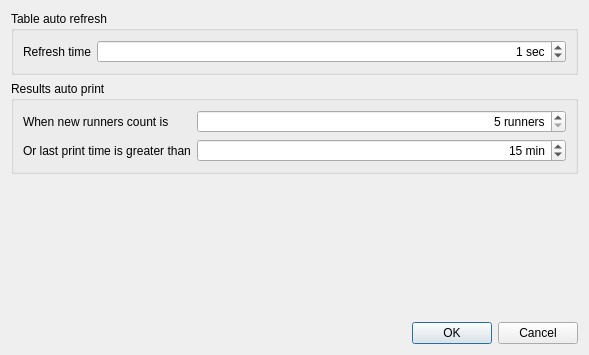
Above: quickevent/app/plugins/qml/Runs/src/eventstatisticsoptions.ui from Quick-Event/quickbox before the change. Below: the same form after it.
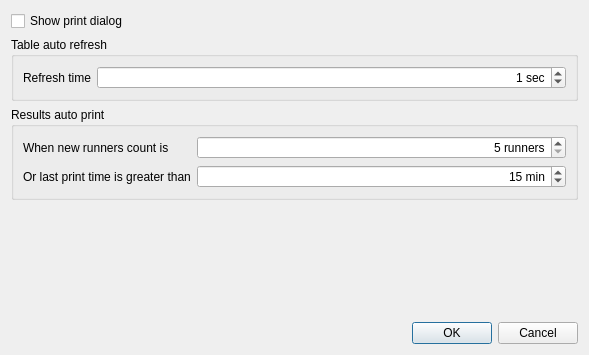
That is the form after the change.

What changed in the file:
```diff
--- a/quickevent/app/plugins/qml/Runs/src/eventstatisticsoptions.ui
+++ b/quickevent/app/plugins/qml/Runs/src/eventstatisticsoptions.ui
@@ -14,6 +14,13 @@
    <string>Dialog</string>
   </property>
   <layout class="QVBoxLayout" name="verticalLayout">
+   <item>
+    <widget class="QCheckBox" name="chkShowPrintDialog">
+     <property name="text">
+      <string>Show print dialog</string>
+     </property>
+    </widget>
+   </item>
    <item>
     <widget class="QGroupBox" name="groupBox_2">
      <property name="title">
```
